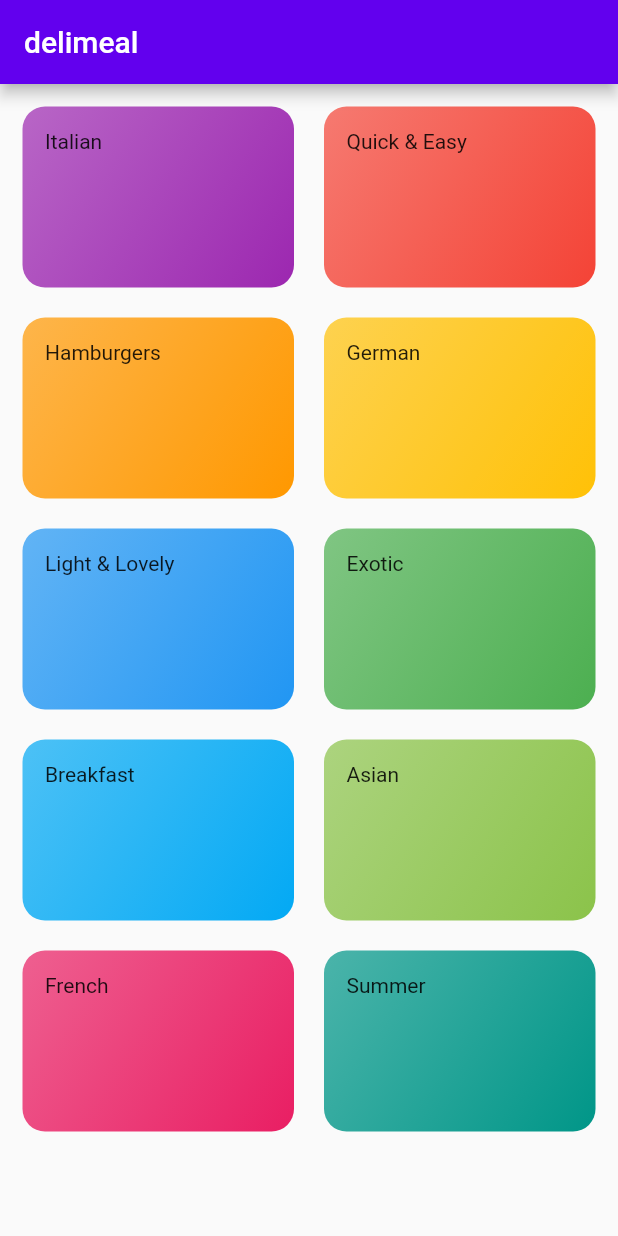
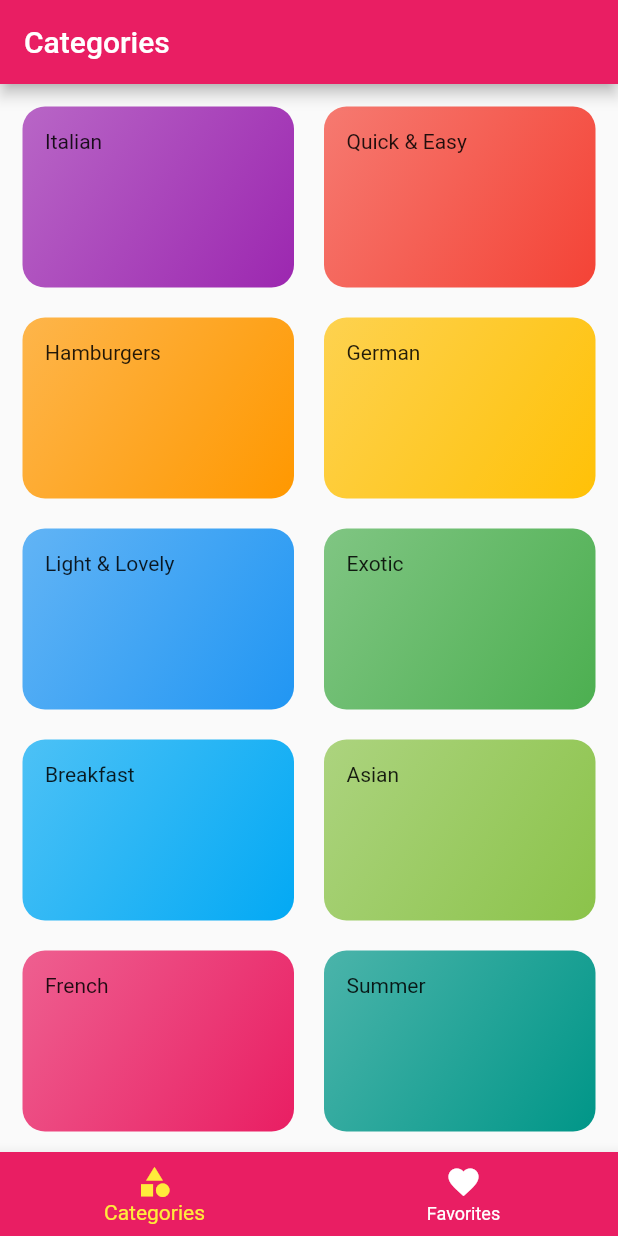
Before and after one commit to Abelmalu/meals_app, a Flutter app: the screen it shows after launch, on a phone screen of 412 x 824 dp. Run offline on Flutter 3.47's test engine with Material 3 defaults, Android fonts, the phone set to English and light mode, and no system bars.

```diff
--- a/lib/main.dart
+++ b/lib/main.dart
@@ -5,6 +5,7 @@ import 'package:flutter/material.dart';
 import 'package:flutter/widgets.dart';
 import 'package:meal_app/screens/category_meals_screen.dart';
 import 'package:meal_app/screens/meal_detail_screen.dart';
+import 'package:meal_app/screens/tabs_screen.dart';
 import 'screens/categories_screen.dart';
 
 void main() {
@@ -18,8 +19,9 @@ class MyApp extends StatelessWidget {
   Widget build(BuildContext context) {
     return MaterialApp(
 
-      home: CategoriesScreen(),
+     // home: CategoriesScreen(),
       routes:{
+        '/':(ctx)=>TabsScreen(),
         CategoryMealsScreen.routeName:(ctx)=>CategoryMealsScreen(),
         MealDetailScreen.routeName: (ctx)=>MealDetailScreen(),
       },
--- a/lib/screens/categories_screen.dart
+++ b/lib/screens/categories_screen.dart
@@ -9,10 +9,7 @@ class CategoriesScreen extends StatelessWidget {
 
   @override
   Widget build(BuildContext context) {
-    return Scaffold(
-      appBar: AppBar(title: Text('delimeal'),),
-
-     body: GridView(
+    return  GridView(
       padding:EdgeInsets.all(15),
       gridDelegate:const SliverGridDelegateWithMaxCrossAxisExtent(
           maxCrossAxisExtent: 200,
@@ -22,7 +19,7 @@ class CategoriesScreen extends StatelessWidget {
       children:
           DUMMY_CATEGORIES.map((e) => CategoryItem(e.title, e.color,e.id)).toList(),
 
-      ),
+
     );
   }
 }
--- /dev/null
+++ b/lib/screens/favorite_screen.dart
@@ -0,0 +1,10 @@
+import 'package:flutter/material.dart';
+
+class FavoritesScreen extends StatelessWidget {
+  const FavoritesScreen({super.key});
+
+  @override
+  Widget build(BuildContext context) {
+    return Text('data');
+  }
+}
--- /dev/null
+++ b/lib/screens/tabs_screen.dart
@@ -0,0 +1,45 @@
+import 'package:flutter/material.dart';
+import 'package:meal_app/screens/categories_screen.dart';
+import 'package:meal_app/screens/favorite_screen.dart';
+
+class TabsScreen extends StatefulWidget {
+  const TabsScreen({super.key});
+
+  @override
+  State<TabsScreen> createState() => _TabsScreenState();
+}
+
+class _TabsScreenState extends State<TabsScreen> {
+  final List<Map<String,dynamic>> _pages = [{'page':CategoriesScreen(), 'title':'Categories'},{'page': FavoritesScreen(), 'title':'Favorites'}];
+  int _selectedPageIndex = 0;
+
+  void _selectPage(int index) {
+    setState(() {
+      _selectedPageIndex = index;
+    });
+  }
+
+  @override
+  Widget build(BuildContext context) {
+    return Scaffold(
+        appBar: AppBar(
+          title: Text(_pages[_selectedPageIndex]['title']),
+          backgroundColor: Theme.of(context).primaryColor,
+
+
+        ),
+        body: _pages[_selectedPageIndex]['page'],
+        bottomNavigationBar: BottomNavigationBar(
+            onTap: _selectPage,
+            backgroundColor: Theme.of(context).primaryColor,
+            unselectedItemColor: Colors.white,
+            selectedItemColor: Colors.yellow,
+            currentIndex: _selectedPageIndex ,
+            items: const [
+              BottomNavigationBarItem(
+                  icon: Icon(Icons.category), label: 'Categories'),
+              BottomNavigationBarItem(
+                  icon: Icon(Icons.favorite), label: 'Favorites'),
+            ]));
+  }
+}
```
